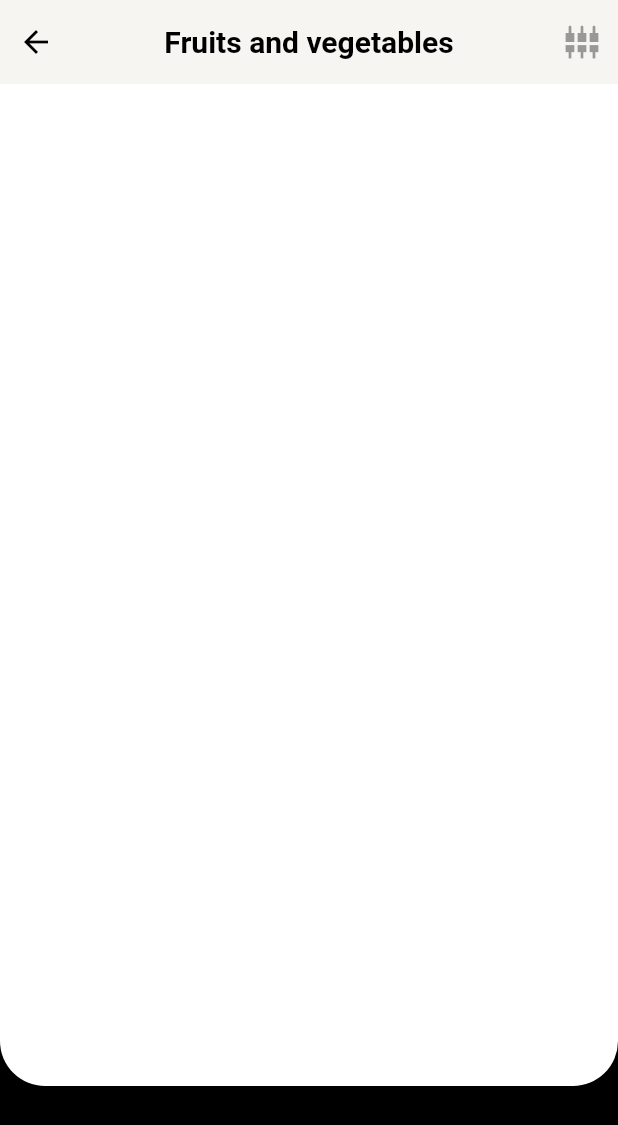
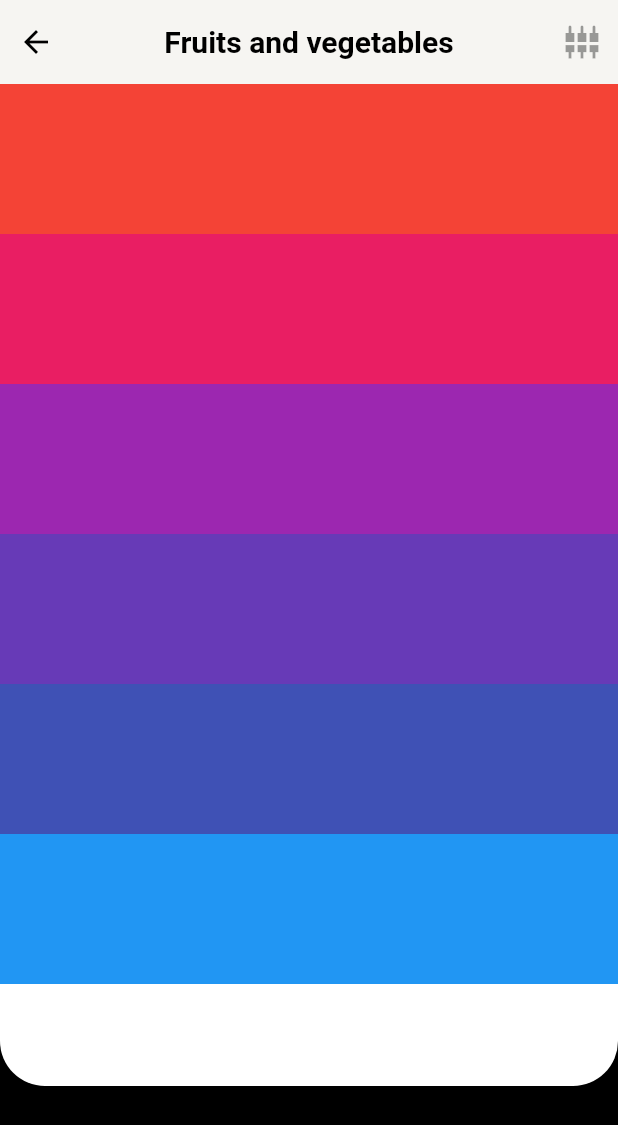
Before and after one commit to thevoidloop/grocery_store, a Flutter app: the screen it shows after launch, on a phone screen of 412 x 824 dp. Shown: the top 1125 px of the screen. Run offline on Flutter 3.47's test engine with Material 2 defaults, Android fonts, the phone set to English and light mode, and no system bars.

```diff
--- a/lib/block.dart
+++ b/lib/block.dart
@@ -1,4 +1,5 @@
 import 'package:flutter/material.dart';
+import 'package:grocery_store/data/products_data.dart';
 
 enum GroceryState {
   normal,
@@ -8,6 +9,7 @@ enum GroceryState {
 
 class GroceryStoreBlock with ChangeNotifier {
   GroceryState groceryState = GroceryState.normal;
+  List<GroceryProduct> catalog = List.unmodifiable(groceryProducts);
 
   void changeToNormal() {
     groceryState = GroceryState.normal;
--- /dev/null
+++ b/lib/data/grocery_provider.dart
@@ -0,0 +1,16 @@
+import 'package:flutter/material.dart';
+import 'package:grocery_store/block.dart';
+
+class GroceryProvider extends InheritedWidget {
+  final GroceryStoreBlock bloc;
+  final Widget child;
+
+  GroceryProvider({Key? key, required this.bloc, required this.child})
+      : super(key: key, child: child);
+
+  static GroceryProvider? of(BuildContext context) =>
+      context.dependOnInheritedWidgetOfExactType<GroceryProvider>();
+
+  @override
+  bool updateShouldNotify(GroceryProvider oldWidget) => true;
+}
--- /dev/null
+++ b/lib/data/products_data.dart
@@ -0,0 +1,58 @@
+class GroceryProduct {
+  const GroceryProduct(
+      {required this.price,
+      required this.name,
+      required this.description,
+      required this.image,
+      required this.weight});
+  final double price;
+  final String name;
+  final String description;
+  final String image;
+  final String weight;
+}
+
+const groceryProducts = <GroceryProduct>[
+  GroceryProduct(
+      price: 8.30,
+      name: 'Avocado',
+      description:
+          'Consectetur sunt officia est excepteur. Nostrud laboris officia non occaecat reprehenderit ullamco ex laborum voluptate adipisicing. Ullamco dolor elit Lorem consequat voluptate ut qui id. Do voluptate aliqua veniam amet cupidatat velit laboris sunt. Fugiat tempor sint anim veniam ullamco enim ad veniam ipsum.',
+      image: '',
+      weight: '500g'),
+  GroceryProduct(
+      price: 11.00,
+      name: 'Banana',
+      description:
+          'Minim reprehenderit eu magna officia. Do nostrud ad occaecat incididunt sit pariatur aliquip consequat nisi enim do anim nostrud irure. Pariatur labore id quis fugiat. Officia eiusmod minim cupidatat reprehenderit qui commodo elit esse. Proident laboris tempor quis qui quis laborum ad excepteur amet labore est. Voluptate duis cillum consequat velit cillum non exercitation consequat.',
+      image: '',
+      weight: '100g'),
+  GroceryProduct(
+      price: 15.40,
+      name: 'Mango',
+      description:
+          'Anim aliqua id anim fugiat minim dolor elit magna sint Lorem sit tempor nisi reprehenderit. Duis ex pariatur eu adipisicing commodo nulla aliqua et mollit deserunt. Ipsum cupidatat sunt laboris esse veniam esse elit sint consequat sint. Elit laborum eiusmod ex officia consequat ea veniam qui duis dolor ullamco veniam anim amet.',
+      image: '',
+      weight: '500g'),
+  GroceryProduct(
+      price: 4.15,
+      name: 'Pineapple',
+      description:
+          'Consectetur do cillum anim magna esse culpa sint excepteur cupidatat. Dolor nulla magna pariatur sint ullamco cupidatat exercitation. Ullamco commodo veniam sit deserunt laborum labore esse esse veniam consectetur et aute aute. Nulla voluptate ea nulla dolore elit nulla eu elit id. Esse amet excepteur laboris aliqua eiusmod fugiat laborum laborum magna dolore in. In occaecat aute laborum occaecat consectetur. Est elit aute tempor dolor labore enim sunt excepteur adipisicing id anim aliqua.',
+      image: '',
+      weight: '1000g'),
+  GroceryProduct(
+      price: 24.5,
+      name: 'Cherry',
+      description:
+          'Ex cillum tempor proident cupidatat aliquip. Ipsum enim eiusmod consectetur adipisicing incididunt labore magna. Dolor aute pariatur laborum aliquip. Consectetur dolore labore aute incididunt mollit adipisicing. Incididunt esse nulla ipsum non elit culpa proident minim occaecat.',
+      image: '',
+      weight: '500g'),
+  GroceryProduct(
+      price: 18.30,
+      name: 'Orange',
+      description:
+          'Sint ea adipisicing anim consectetur amet ullamco do reprehenderit duis excepteur amet pariatur cupidatat. Laboris aliqua amet consequat voluptate officia cupidatat nisi nostrud consectetur culpa mollit id. Qui labore adipisicing nulla ipsum et sit commodo nostrud consectetur. Eu irure cupidatat dolore pariatur sunt pariatur. Id nulla esse proident culpa amet sint. Adipisicing sit veniam officia eu exercitation nulla esse mollit sunt quis ea quis. Elit ut id reprehenderit eu excepteur eu.',
+      image: '',
+      weight: '1000g')
+];
--- /dev/null
+++ b/lib/screens/grocery_list_screen.dart
@@ -0,0 +1,23 @@
+import 'package:flutter/material.dart';
+import 'package:grocery_store/data/grocery_provider.dart';
+import 'package:grocery_store/screens/home_screen.dart';
+
+class GroceryStoreList extends StatelessWidget {
+  const GroceryStoreList({Key? key}) : super(key: key);
+
+  @override
+  Widget build(BuildContext context) {
+    final bloc = GroceryProvider.of(context)?.bloc;
+
+    return ListView.builder(
+        padding: const EdgeInsets.only(top: cartBarHeight),
+        itemCount: bloc?.catalog.length,
+        itemBuilder: (context, index) {
+          return Container(
+            height: 100,
+            width: 100,
+            color: Colors.primaries[index % Colors.primaries.length],
+          );
+        });
+  }
+}
--- a/lib/screens/home_screen.dart
+++ b/lib/screens/home_screen.dart
@@ -1,8 +1,10 @@
 import 'package:flutter/material.dart';
 import 'package:grocery_store/block.dart';
+import 'package:grocery_store/data/grocery_provider.dart';
+import 'package:grocery_store/screens/grocery_list_screen.dart';
 
 const _backgroundColor = Color(0xFFF6F5F2);
-const _cartBarHeight = 100.0;
+const cartBarHeight = 100.0;
 const _panelTransition = Duration(milliseconds: 500);
 
 class HomeScreen extends StatefulWidget {
@@ -18,35 +20,37 @@ class _HomeScreenState extends State<HomeScreen> {
   void _onVerticalGesture(DragUpdateDetails details) {
     //print(details.primaryDelta);
     if (details.primaryDelta! < -2) {
-      print(details.primaryDelta);
       block.changeToCart();
     } else if (details.primaryDelta! > 5) {
-      print(details.primaryDelta);
       block.changeToNormal();
     }
   }
 
   double _getTopForWhitePanel(GroceryState state, Size size) {
     if (state == GroceryState.normal) {
-      return -_cartBarHeight;
-    } //else if (state == GroceryState.cart) {
-    return -(size.height - kToolbarHeight - _cartBarHeight / 2);
-    //}
+      return -cartBarHeight;
+    } else if (state == GroceryState.cart) {
+      return -(size.height - kToolbarHeight - cartBarHeight / 2);
+    }
+    return 0.0;
   }
 
   double _getTopForBlackPanel(GroceryState state, Size size) {
     if (state == GroceryState.normal) {
-      return (size.height - kToolbarHeight - _cartBarHeight);
-    } //else if (state == GroceryState.cart) {
-    return _cartBarHeight / 2;
-    //}
+      return (size.height - kToolbarHeight - cartBarHeight);
+    } else if (state == GroceryState.cart) {
+      return cartBarHeight / 2;
+    }
+    return 0.0;
   }
 
   @override
   Widget build(BuildContext context) {
     final size = MediaQuery.of(context).size;
 
-    return AnimatedBuilder(
+    return GroceryProvider(
+      bloc: block,
+      child: AnimatedBuilder(
         animation: block,
         builder: (context, _) {
           return Scaffold(
@@ -69,6 +73,7 @@ class _HomeScreenState extends State<HomeScreen> {
                               borderRadius: BorderRadius.only(
                                   bottomLeft: Radius.circular(30),
                                   bottomRight: Radius.circular(30))),
+                          child: const GroceryStoreList(),
                         )),
                     AnimatedPositioned(
                         left: 0,
@@ -84,6 +89,7 @@ class _HomeScreenState extends State<HomeScreen> {
                 ))
               ]));
         },
+      ),
     );
   }
 }
```
Lines whose indentation alone changed are shown as unchanged.
